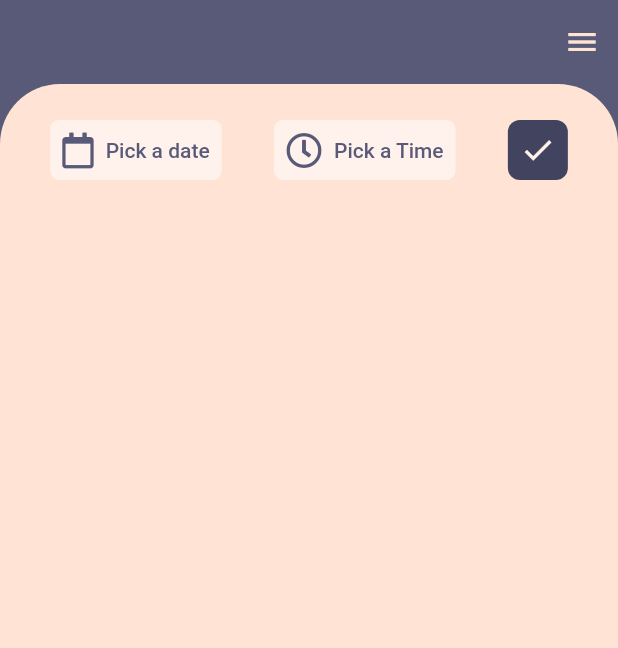
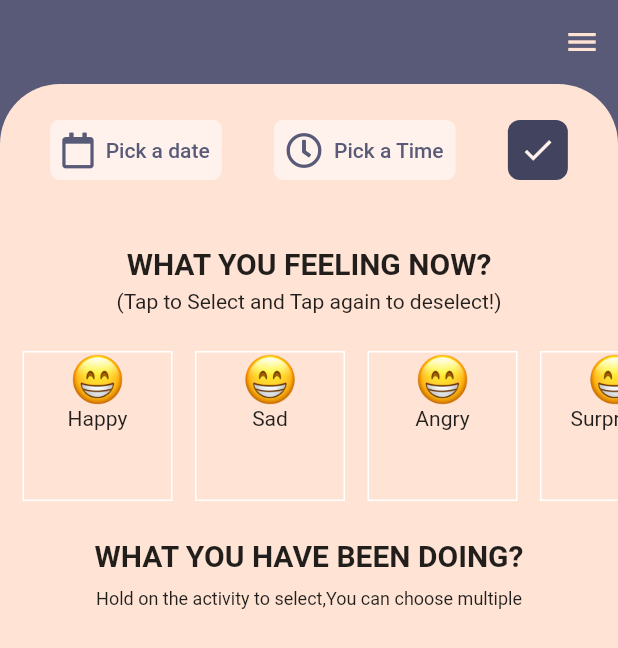
Before and after one commit to renankanu/app_humor_diary, a Flutter app: the screen it shows after launch, on a phone screen of 412 x 824 dp. Shown: the top 648 px of the screen. Run offline on Flutter 3.47's test engine with Material 2 defaults, Android fonts, the phone set to English and light mode, and no system bars; our stand-ins replace font_awesome_flutter, sqflite; accounts and stored records are empty.

```diff
--- a/lib/model/humor.dart
+++ b/lib/model/humor.dart
@@ -3,5 +3,5 @@ class Humor {
   String image;
   bool isSelected;
 
-  Humor(this.name, this.image, this.isSelected);
+  Humor(this.image, this.name, this.isSelected);
 }
--- a/lib/screen/home/home_screen.dart
+++ b/lib/screen/home/home_screen.dart
@@ -1,3 +1,5 @@
+import 'package:app_humor_diary/model/humor.dart';
+import 'package:app_humor_diary/screen/widgets/humor_icon.dart';
 import 'package:app_humor_diary/utils/custom_colors.dart';
 import 'package:flutter/cupertino.dart';
 import 'package:flutter/material.dart';
@@ -9,10 +11,21 @@ class HomeScreen extends StatefulWidget {
 }
 
 class _HomeScreenState extends State<HomeScreen> {
+  String humor;
+  String image;
   String datepicked;
   String timepicked;
   String dateonly;
   String datetime;
+  int ontapcount = 0;
+  List<Humor> humors = [
+    Humor('assets/happy.png', 'Happy', false),
+    Humor('assets/happy.png', 'Sad', false),
+    Humor('assets/happy.png', 'Angry', false),
+    Humor('assets/happy.png', 'Surprised', false),
+    Humor('assets/happy.png', 'Loving', false),
+    Humor('assets/happy.png', 'Scared', false)
+  ];
   @override
   Widget build(BuildContext context) {
     return Scaffold(
@@ -121,7 +134,62 @@ class _HomeScreenState extends State<HomeScreen> {
                   )
                 ],
               ),
-            )
+            ),
+            SizedBox(height: 40),
+            Text(
+              "WHAT YOU FEELING NOW?",
+              style: TextStyle(fontSize: 20, fontWeight: FontWeight.bold),
+            ),
+            SizedBox(height: 6),
+            Text('(Tap to Select and Tap again to deselect!)'),
+            SizedBox(
+              height: 150,
+              child: ListView.builder(
+                  scrollDirection: Axis.horizontal,
+                  itemCount: humors.length,
+                  itemBuilder: (context, index) {
+                    return Row(children: <Widget>[
+                      SizedBox(
+                        width: 15,
+                      ),
+                      GestureDetector(
+                        child: HumorIcon(
+                          image: humors[index].image,
+                          name: humors[index].name,
+                          colour: humors[index].isSelected
+                              ? Colors.black
+                              : Colors.white,
+                        ),
+                        onTap: () {
+                          if (ontapcount == 0) {
+                            setState(() {
+                              humor = humors[index].name;
+                              image = humors[index].image;
+                              humors[index].isSelected = true;
+                              ontapcount = ontapcount + 1;
+                              print(humor);
+                            });
+                          }
+                          if (humors[index].isSelected) {
+                            setState(() {
+                              humors[index].isSelected = false;
+                              ontapcount = 0;
+                            });
+                          }
+                        },
+                      )
+                    ]);
+                  }),
+            ),
+            Text(
+              'WHAT YOU HAVE BEEN DOING?',
+              style: TextStyle(fontSize: 20, fontWeight: FontWeight.bold),
+            ),
+            SizedBox(height: 10),
+            Text(
+              'Hold on the activity to select,You can choose multiple',
+              style: TextStyle(fontSize: 12, fontWeight: FontWeight.normal),
+            ),
           ],
         ),
       ),
--- /dev/null
+++ b/lib/screen/widgets/humor_icon.dart
@@ -0,0 +1,28 @@
+import 'package:flutter/cupertino.dart';
+
+class HumorIcon extends StatelessWidget {
+  String image;
+  String name;
+  Color colour;
+  HumorIcon({this.name, this.image, this.colour});
+  @override
+  Widget build(BuildContext context) {
+    return Container(
+      child: Column(
+        children: <Widget>[
+          Image.asset(
+            image,
+            height: 36,
+            width: 36,
+          ),
+          Text(name)
+        ],
+      ),
+      decoration: BoxDecoration(
+        border: Border.all(color: colour),
+      ),
+      width: 100,
+      height: 100,
+    );
+  }
+}
```
Also changed, not shown: pubspec.yaml (+7 -3 lines), assets/angry.png (added), assets/feared.png (added), assets/happy.png (added), assets/loving.png (added), assets/sad.png (added), assets/surprised.png (added).
